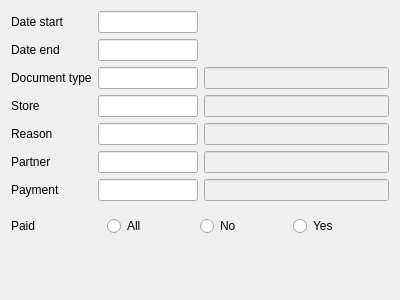
First picture: the form in Reports/cr5storedocumentsfilter.ui, repository End1-1/Cafe5, before the edit.
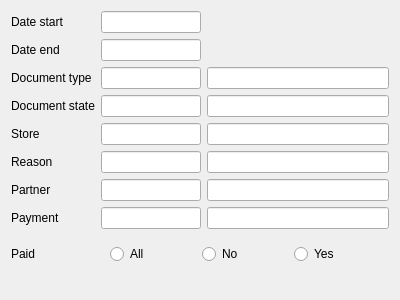
Second picture: the form after the edit. Custom widgets are drawn as their Qt base class.

Diff of the .ui file:
```diff
--- a/Reports/cr5storedocumentsfilter.ui
+++ b/Reports/cr5storedocumentsfilter.ui
@@ -118,7 +118,10 @@
    <item row="10" column="2">
     <widget class="QLineEdit" name="leReasonName">
      <property name="enabled">
-      <bool>false</bool>
+      <bool>true</bool>
+     </property>
+     <property name="readOnly">
+      <bool>true</bool>
      </property>
     </widget>
    </item>
@@ -132,7 +135,10 @@
    <item row="5" column="2">
     <widget class="QLineEdit" name="leTypeName">
      <property name="enabled">
-      <bool>false</bool>
+      <bool>true</bool>
+     </property>
+     <property name="readOnly">
+      <bool>true</bool>
      </property>
     </widget>
    </item>
@@ -166,7 +172,10 @@
    <item row="11" column="2">
     <widget class="QLineEdit" name="lePartnerName">
      <property name="enabled">
-      <bool>false</bool>
+      <bool>true</bool>
+     </property>
+     <property name="readOnly">
+      <bool>true</bool>
      </property>
     </widget>
    </item>
@@ -212,7 +221,10 @@
    <item row="12" column="2">
     <widget class="QLineEdit" name="lePaymentName">
      <property name="enabled">
-      <bool>false</bool>
+      <bool>true</bool>
+     </property>
+     <property name="readOnly">
+      <bool>true</bool>
      </property>
     </widget>
    </item>
@@ -232,7 +244,40 @@
    <item row="9" column="2">
     <widget class="QLineEdit" name="leStoreName">
      <property name="enabled">
-      <bool>false</bool>
+      <bool>true</bool>
+     </property>
+     <property name="readOnly">
+      <bool>true</bool>
+     </property>
+    </widget>
+   </item>
+   <item row="6" column="0">
+    <widget class="QLabel" name="label_7">
+     <property name="text">
+      <string>Document state</string>
+     </property>
+    </widget>
+   </item>
+   <item row="6" column="1">
+    <widget class="C5LineEditWithSelector" name="leState">
+     <property name="maximumSize">
+      <size>
+       <width>100</width>
+       <height>16777215</height>
+      </size>
+     </property>
+     <property name="FilterName" stdset="0">
+      <string>state</string>
+     </property>
+    </widget>
+   </item>
+   <item row="6" column="2">
+    <widget class="QLineEdit" name="leStateName">
+     <property name="enabled">
+      <bool>true</bool>
+     </property>
+     <property name="readOnly">
+      <bool>true</bool>
      </property>
     </widget>
    </item>
```
